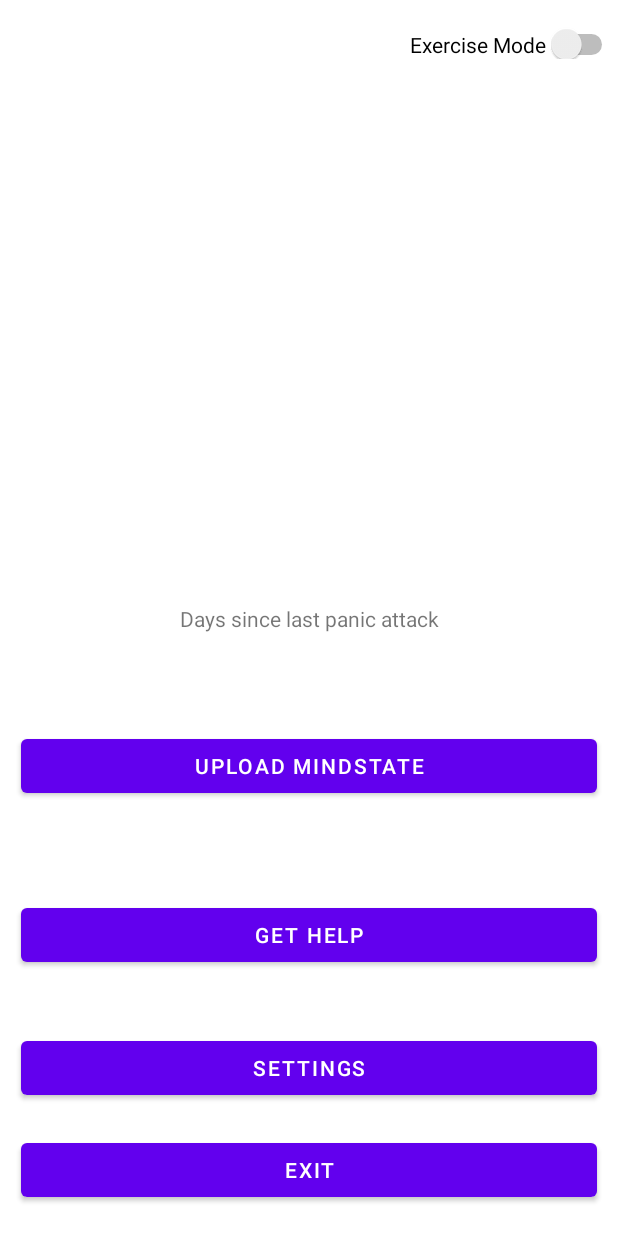
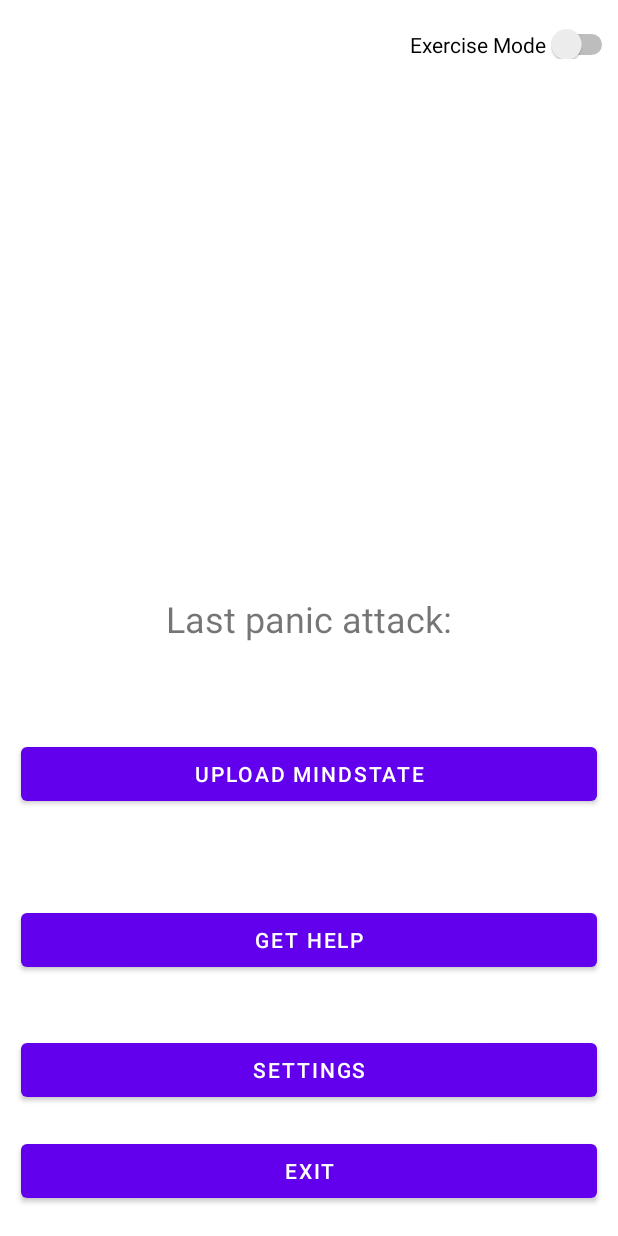
Before and after one commit to jaggerjack61/PanicHelper, an Android app: the MainActivity screen opened directly, with no data from a screen before it, on a phone screen of 412 x 824 dp. Run offline under Robolectric (Android 15) with nearby library versions, the phone set to English and light mode, and no system bars; our stand-ins replace Volley; network calls fail; 2 statements that could not run were skipped.

Commit message:
can now save settings online and get time since last panic attack

```diff
--- a/app/src/main/java/com/example/panichelper/MainActivity.kt
+++ b/app/src/main/java/com/example/panichelper/MainActivity.kt
@@ -10,10 +10,13 @@ import android.annotation.SuppressLint
 import android.content.pm.PackageManager
 import android.util.Log
 import android.widget.Button
+import android.widget.TextView
 import android.widget.Toast
 import androidx.core.app.ActivityCompat
 import androidx.core.content.ContextCompat
+import com.android.volley.Request
 import com.android.volley.Response
+import com.android.volley.VolleyError
 import com.android.volley.toolbox.StringRequest
 import com.android.volley.toolbox.Volley
 import com.google.android.gms.location.FusedLocationProviderClient
@@ -28,6 +31,7 @@ class MainActivity : AppCompatActivity() {
     var url=""
     var patient_id=""
 
+
     private var code=0
 
     override fun onCreate(savedInstanceState: Bundle?) {
@@ -36,6 +40,16 @@ class MainActivity : AppCompatActivity() {
         Log.d("tst","test")
 
         getSMSPermissions()
+        val sharedPreferences = getSharedPreferences("savedSettings", Context.MODE_PRIVATE)
+        val url = sharedPreferences.getString("email", null).toString()
+        val patient_id = sharedPreferences.getString("doctorID", null).toString()
+
+        try {
+            getVolley(url, patient_id)
+        }
+        catch (e: VolleyError){
+            Toast.makeText(this,e.message,Toast.LENGTH_LONG).show()
+        }
 
         try {
             fusedLocationClient = LocationServices.getFusedLocationProviderClient(this)
@@ -255,7 +269,29 @@ class MainActivity : AppCompatActivity() {
             }
         queue.add(stringReq)
     }
+//
+    @SuppressLint("SetTextI18n")
+    private fun getVolley(url:String,patient_id: String) {
+    val days=findViewById<TextView>(R.id.textView3)
+    val curl=url+"/api/patient/days/"+patient_id
+    val queue = Volley.newRequestQueue(this)
+        val stringRequest = StringRequest(
+            Request.Method.GET, curl,
+            Response.Listener { response ->
+                // response
+                val strResp = response.toString()
+                // Log.d("API", strResp)
+                    //Toast.makeText(this, strResp, Toast.LENGTH_LONG).show()
+                days.text="Last panic attack:"+strResp
+            },
+            Response.ErrorListener { error ->
+                //Log.d("API", "error => $error")
+                Toast.makeText(this, "failed "+error, Toast.LENGTH_LONG).show()
+            })
+
+// Add the request to the RequestQueue.
+        queue.add(stringRequest)
+    }
 
 
-
-}
+    }
--- a/app/src/main/res/layout/activity_main.xml
+++ b/app/src/main/res/layout/activity_main.xml
@@ -10,7 +10,8 @@
         android:id="@+id/textView3"
         android:layout_width="wrap_content"
         android:layout_height="wrap_content"
-        android:text="Days since last panic attack"
+        android:text="Last panic attack:"
+        android:textSize="24sp"
         app:layout_constraintBottom_toBottomOf="parent"
         app:layout_constraintLeft_toLeftOf="parent"
         app:layout_constraintRight_toRightOf="parent"
```
Also changed, not shown: app/src/main/java/com/example/panichelper/SettingsActivity.kt (+55 -18 lines).
